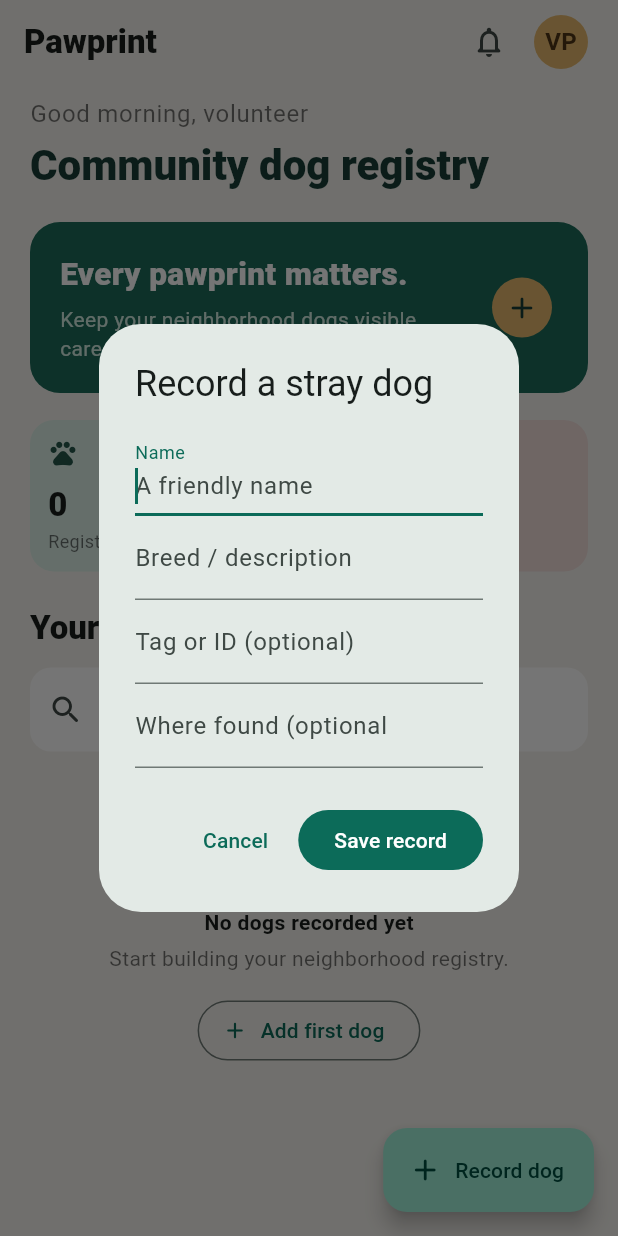
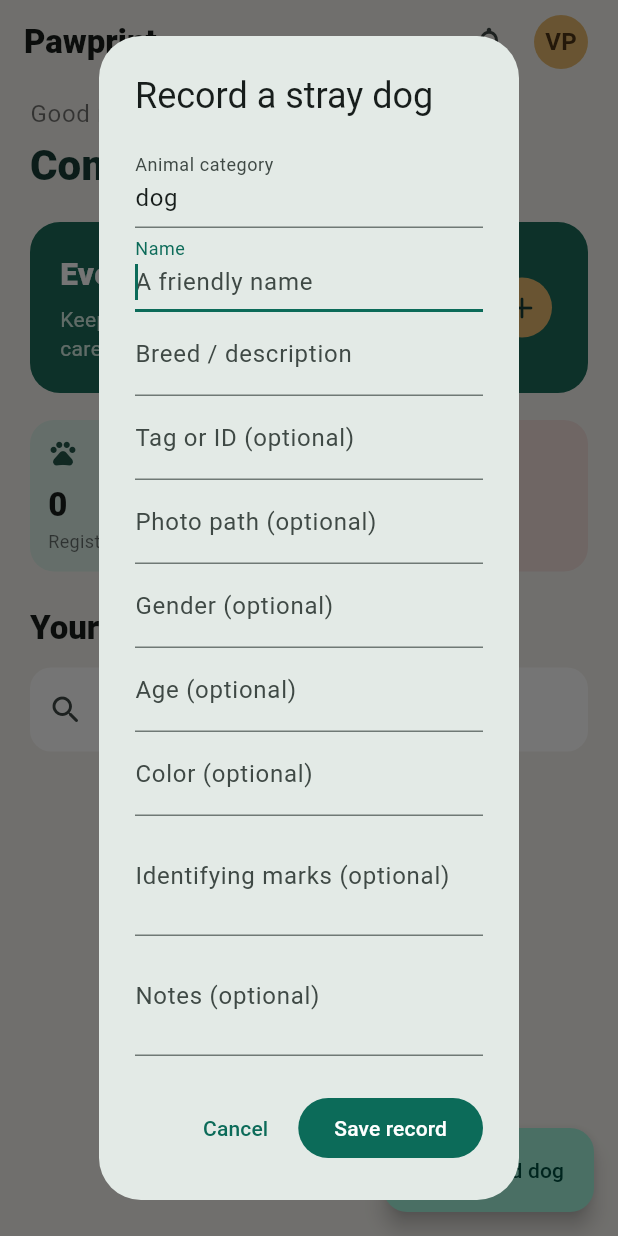
Before and after one commit to vnalalwani/pawprint, a Flutter app: the screen it shows after launch, after a tap on the "add" icon, on a phone screen of 412 x 824 dp. Run offline on Flutter 3.47's test engine with Material 3 defaults, Android fonts, the phone set to English and light mode, and no system bars; our stand-ins replace sembast, sembast_web, supabase_flutter; accounts and stored records are empty.

Commit message:
db changes

```diff
--- /dev/null
+++ b/lib/config/supabase_config.dart
@@ -0,0 +1,28 @@
+import 'package:supabase_flutter/supabase_flutter.dart';
+
+abstract final class SupabaseConfig {
+  static const projectId = 'mtyouhpigpohzjifhdxz';
+  static const url = String.fromEnvironment(
+    'SUPABASE_URL',
+    defaultValue: 'https://mtyouhpigpohzjifhdxz.supabase.co',
+  );
+  static const schema = 'treatfeedtails';
+  static const publishableKey = String.fromEnvironment(
+    'SUPABASE_PUBLISHABLE_KEY',
+    defaultValue: 'sb_publishable_H-5ERWwnDrEpfSxGwrqTag_TL73MeZI',
+  );
+  static bool _initialized = false;
+
+  static bool get isInitialized => _initialized;
+
+  static Future<void> initialize() async {
+    if (publishableKey.isEmpty) return;
+
+    await Supabase.initialize(
+      url: url,
+      publishableKey: publishableKey,
+      postgrestOptions: const PostgrestClientOptions(schema: schema),
+    );
+    _initialized = true;
+  }
+}
--- a/lib/data/dog_repository.dart
+++ b/lib/data/dog_repository.dart
@@ -4,8 +4,10 @@ import 'package:path_provider/path_provider.dart';
 import 'package:sembast/sembast_io.dart';
 import 'package:sembast/sembast_memory.dart';
 import 'package:sembast_web/sembast_web.dart';
+import 'package:supabase_flutter/supabase_flutter.dart' show Supabase;
 import 'package:uuid/uuid.dart';
 
+import '../config/supabase_config.dart';
 import '../models/dog.dart';
 import '../models/vaccination.dart';
 
@@ -51,6 +53,35 @@ class DogRepository {
 
   Future<Dog> saveDog(Dog dog) async {
     await _dogs.record(dog.id).put(_db, dog.toMap());
+
+    if (SupabaseConfig.isInitialized) {
+      final record = <String, Object?>{
+        'id': dog.id,
+        'animal_category': dog.animalCategory,
+        'photo_path': dog.photoPath ?? dog.photoKey,
+        'name': dog.name,
+        'gender': dog.gender,
+        'age': int.tryParse(dog.age),
+        'color': dog.color,
+        'breed': dog.breed,
+        'identifying_marks': dog.identifyingMarks.isEmpty
+            ? dog.medicalIssues
+            : dog.identifyingMarks,
+        'notes': dog.notes,
+        'address': dog.address.isEmpty ? dog.locationNote : dog.address,
+        'area': dog.area,
+        'created_date': dog.createdAt.toIso8601String(),
+        'updated_date': dog.updatedAt.toIso8601String(),
+      };
+      if (dog.identification.isNotEmpty) {
+        record['tag_id'] = dog.identification;
+      }
+
+      await Supabase.instance.client
+          .from('primary_dog_details')
+          .upsert(record, onConflict: 'id');
+    }
+
     return dog;
   }
 
--- a/lib/main.dart
+++ b/lib/main.dart
@@ -1,9 +1,15 @@
 import 'package:flutter/material.dart';
+
+import 'config/supabase_config.dart';
 
 import 'data/dog_repository.dart';
 import 'models/dog.dart';
 
-void main() => runApp(const MyApp());
+Future<void> main() async {
+  WidgetsFlutterBinding.ensureInitialized();
+  await SupabaseConfig.initialize();
+  runApp(const MyApp());
+}
 
 class MyApp extends StatelessWidget {
   const MyApp({super.key, this.repository});
@@ -365,17 +371,33 @@ class _AddDogDialog extends StatefulWidget {
 
 class _AddDogDialogState extends State<_AddDogDialog> {
   final _formKey = GlobalKey<FormState>();
+  final _animalCategory = TextEditingController(text: 'dog');
   final _name = TextEditingController();
   final _breed = TextEditingController();
   final _id = TextEditingController();
-  final _location = TextEditingController();
+  final _photo = TextEditingController();
+  final _gender = TextEditingController();
+  final _age = TextEditingController();
+  final _color = TextEditingController();
+  final _identifyingMarks = TextEditingController();
+  final _notes = TextEditingController();
+  final _address = TextEditingController();
+  final _area = TextEditingController();
 
   @override
   void dispose() {
+    _animalCategory.dispose();
     _name.dispose();
     _breed.dispose();
     _id.dispose();
-    _location.dispose();
+    _photo.dispose();
+    _gender.dispose();
+    _age.dispose();
+    _color.dispose();
+    _identifyingMarks.dispose();
+    _notes.dispose();
+    _address.dispose();
+    _area.dispose();
     super.dispose();
   }
 
@@ -386,10 +408,20 @@ class _AddDogDialogState extends State<_AddDogDialog> {
       context,
       Dog(
         id: DogRepository.newId(),
+        animalCategory: _animalCategory.text.trim(),
         name: _name.text.trim(),
         breed: _breed.text.trim(),
         identification: _id.text.trim(),
-        locationNote: _location.text.trim(),
+        photoPath: _photo.text.trim().isEmpty ? null : _photo.text.trim(),
+        gender: _gender.text.trim(),
+        age: _age.text.trim(),
+        color: _color.text.trim(),
+        identifyingMarks: _identifyingMarks.text.trim(),
+        medicalIssues: _identifyingMarks.text.trim(),
+        notes: _notes.text.trim(),
+        address: _address.text.trim(),
+        locationNote: _address.text.trim(),
+        area: _area.text.trim(),
         createdAt: now,
         updatedAt: now,
       ),
@@ -406,23 +438,25 @@ class _AddDogDialogState extends State<_AddDogDialog> {
           mainAxisSize: MainAxisSize.min,
           children: [
             TextFormField(
+              controller: _animalCategory,
+              decoration: const InputDecoration(labelText: 'Animal category'),
+              validator: (value) => value == null || value.trim().isEmpty
+                  ? 'Add an animal category'
+                  : null,
+            ),
+            TextFormField(
               controller: _name,
               autofocus: true,
               decoration: const InputDecoration(
                 labelText: 'Name',
                 hintText: 'A friendly name',
               ),
-              validator: (value) =>
-                  value == null || value.trim().isEmpty ? 'Add a name' : null,
             ),
             TextFormField(
               controller: _breed,
               decoration: const InputDecoration(
                 labelText: 'Breed / description',
               ),
-              validator: (value) => value == null || value.trim().isEmpty
-                  ? 'Add a description'
-                  : null,
             ),
             TextFormField(
               controller: _id,
@@ -431,10 +465,51 @@ class _AddDogDialogState extends State<_AddDogDialog> {
               ),
             ),
             TextFormField(
-              controller: _location,
+              controller: _photo,
               decoration: const InputDecoration(
-                labelText: 'Where found (optional',
+                labelText: 'Photo path (optional)',
               ),
+            ),
+            TextFormField(
+              controller: _gender,
+              decoration: const InputDecoration(labelText: 'Gender (optional)'),
+            ),
+            TextFormField(
+              controller: _age,
+              keyboardType: TextInputType.number,
+              decoration: const InputDecoration(labelText: 'Age (optional)'),
+              validator: (value) =>
+                  value != null &&
+                      value.trim().isNotEmpty &&
+                      int.tryParse(value.trim()) == null
+                  ? 'Age must be a whole number'
+                  : null,
+            ),
+            TextFormField(
+              controller: _color,
+              decoration: const InputDecoration(labelText: 'Color (optional)'),
+            ),
+            TextFormField(
+              controller: _identifyingMarks,
+              maxLines: 2,
+              decoration: const InputDecoration(
+                labelText: 'Identifying marks (optional)',
+              ),
+            ),
+            TextFormField(
+              controller: _notes,
+              maxLines: 2,
+              decoration: const InputDecoration(labelText: 'Notes (optional)'),
+            ),
+            TextFormField(
+              controller: _address,
+              decoration: const InputDecoration(
+                labelText: 'Address (optional)',
+              ),
+            ),
+            TextFormField(
+              controller: _area,
+              decoration: const InputDecoration(labelText: 'Area (optional)'),
             ),
           ],
         ),
--- a/lib/models/dog.dart
+++ b/lib/models/dog.dart
@@ -6,7 +6,12 @@ class Dog {
     required this.name,
     required this.breed,
     required this.identification,
+    this.animalCategory = 'dog',
+    this.photoPath,
+    this.gender = '',
     this.age = '',
+    this.color = '',
+    this.identifyingMarks = '',
     this.sterilization = SterilizationStatus.unknown,
     this.sterilizedOn,
     this.medicalIssues = '',
@@ -14,6 +19,8 @@ class Dog {
     this.latitude,
     this.longitude,
     this.locationNote = '',
+    this.address = '',
+    this.area = '',
     this.notes = '',
     required this.createdAt,
     required this.updatedAt,
@@ -23,7 +30,12 @@ class Dog {
   final String name;
   final String breed;
   final String identification;
+  final String animalCategory;
+  final String? photoPath;
+  final String gender;
   final String age;
+  final String color;
+  final String identifyingMarks;
   final SterilizationStatus sterilization;
   final DateTime? sterilizedOn;
   final String medicalIssues;
@@ -31,6 +43,8 @@ class Dog {
   final double? latitude;
   final double? longitude;
   final String locationNote;
+  final String address;
+  final String area;
   final String notes;
   final DateTime createdAt;
   final DateTime updatedAt;
@@ -54,6 +68,13 @@ class Dog {
     String? locationNote,
     String? notes,
     DateTime? updatedAt,
+    String? animalCategory,
+    String? photoPath,
+    String? gender,
+    String? color,
+    String? identifyingMarks,
+    String? address,
+    String? area,
   }) {
     return Dog(
       id: id,
@@ -71,6 +92,13 @@ class Dog {
       longitude: clearLocation ? null : (longitude ?? this.longitude),
       locationNote: locationNote ?? this.locationNote,
       notes: notes ?? this.notes,
+      animalCategory: animalCategory ?? this.animalCategory,
+      photoPath: photoPath ?? this.photoPath,
+      gender: gender ?? this.gender,
+      color: color ?? this.color,
+      identifyingMarks: identifyingMarks ?? this.identifyingMarks,
+      address: address ?? this.address,
+      area: area ?? this.area,
       createdAt: createdAt,
       updatedAt: updatedAt ?? this.updatedAt,
     );
@@ -92,6 +120,13 @@ class Dog {
     'notes': notes,
     'createdAt': createdAt.toIso8601String(),
     'updatedAt': updatedAt.toIso8601String(),
+    'animalCategory': animalCategory,
+    'photoPath': photoPath,
+    'gender': gender,
+    'color': color,
+    'identifyingMarks': identifyingMarks,
+    'address': address,
+    'area': area,
   };
 
   factory Dog.fromMap(Map<String, Object?> map) {
@@ -116,6 +151,13 @@ class Dog {
       notes: (map['notes'] as String?) ?? '',
       createdAt: DateTime.parse(map['createdAt']! as String),
       updatedAt: DateTime.parse(map['updatedAt']! as String),
+      animalCategory: (map['animalCategory'] as String?) ?? 'dog',
+      photoPath: map['photoPath'] as String?,
+      gender: (map['gender'] as String?) ?? '',
+      color: (map['color'] as String?) ?? '',
+      identifyingMarks: (map['identifyingMarks'] as String?) ?? '',
+      address: (map['address'] as String?) ?? '',
+      area: (map['area'] as String?) ?? '',
     );
   }
 }
--- a/pubspec.yaml
+++ b/pubspec.yaml
@@ -20,6 +20,7 @@ dependencies:
   sembast: ^3.8.5+1
   sembast_web: ^2.4.1
   uuid: ^4.5.1
+  supabase_flutter: ^2.17.2
 
 dev_dependencies:
   flutter_test:
```
Also changed, not shown: pubspec.lock, 8 other files.
